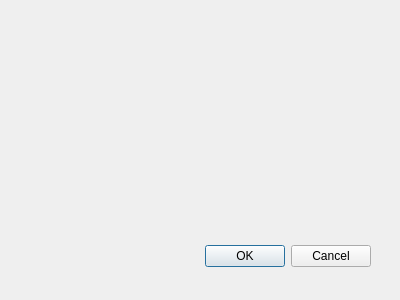
Above: 8_Modul/L3_QT_designer/dialog.ui from svcool/origin before the change. Below: the same form after it.
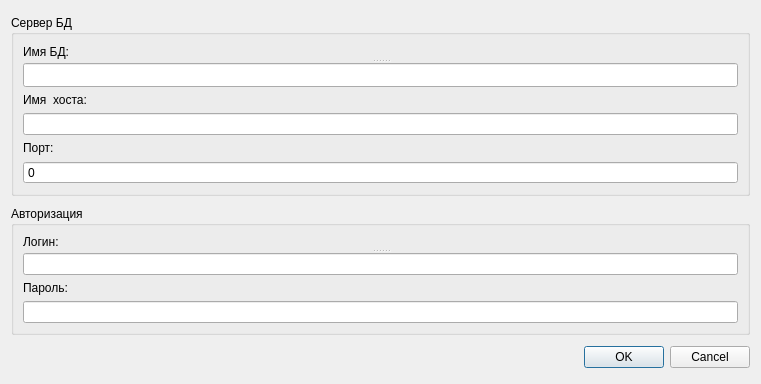
That is the form after the change.

What changed in the file:
```diff
--- a/8_Modul/L3_QT_designer/dialog.ui
+++ b/8_Modul/L3_QT_designer/dialog.ui
@@ -6,29 +6,139 @@
    <rect>
     <x>0</x>
     <y>0</y>
-    <width>400</width>
-    <height>300</height>
+    <width>761</width>
+    <height>384</height>
    </rect>
   </property>
   <property name="windowTitle">
    <string>Dialog</string>
   </property>
-  <widget class="QDialogButtonBox" name="buttonBox">
-   <property name="geometry">
-    <rect>
-     <x>30</x>
-     <y>240</y>
-     <width>341</width>
-     <height>32</height>
-    </rect>
-   </property>
-   <property name="orientation">
-    <enum>Qt::Horizontal</enum>
-   </property>
-   <property name="standardButtons">
-    <set>QDialogButtonBox::Cancel|QDialogButtonBox::Ok</set>
-   </property>
-  </widget>
+  <layout class="QVBoxLayout" name="verticalLayout">
+   <item>
+    <widget class="QGroupBox" name="groupBox">
+     <property name="minimumSize">
+      <size>
+       <width>0</width>
+       <height>181</height>
+      </size>
+     </property>
+     <property name="maximumSize">
+      <size>
+       <width>16777215</width>
+       <height>181</height>
+      </size>
+     </property>
+     <property name="title">
+      <string>Сервер БД</string>
+     </property>
+     <layout class="QGridLayout" name="gridLayout">
+      <item row="3" column="0">
+       <widget class="QLabel" name="label">
+        <property name="text">
+         <string>Порт:</string>
+        </property>
+       </widget>
+      </item>
+      <item row="1" column="0">
+       <widget class="QLabel" name="label_2">
+        <property name="text">
+         <string>Имя  хоста:</string>
+        </property>
+       </widget>
+      </item>
+      <item row="4" column="0">
+       <widget class="QSpinBox" name="spinBox">
+        <property name="buttonSymbols">
+         <enum>QAbstractSpinBox::NoButtons</enum>
+        </property>
+       </widget>
+      </item>
+      <item row="2" column="0">
+       <widget class="QLineEdit" name="lineEdit_2"/>
+      </item>
+      <item row="0" column="0">
+       <widget class="QSplitter" name="splitter_3">
+        <property name="orientation">
+         <enum>Qt::Vertical</enum>
+        </property>
+        <widget class="QLabel" name="label_3">
+         <property name="text">
+          <string>Имя БД:</string>
+         </property>
+        </widget>
+        <widget class="QLineEdit" name="lineEdit"/>
+       </widget>
+      </item>
+     </layout>
+    </widget>
+   </item>
+   <item>
+    <widget class="QGroupBox" name="groupBox_2">
+     <property name="minimumSize">
+      <size>
+       <width>0</width>
+       <height>129</height>
+      </size>
+     </property>
+     <property name="maximumSize">
+      <size>
+       <width>16777215</width>
+       <height>129</height>
+      </size>
+     </property>
+     <property name="title">
+      <string>Авторизация</string>
+     </property>
+     <layout class="QGridLayout" name="gridLayout_2">
+      <item row="0" column="0">
+       <widget class="QSplitter" name="splitter">
+        <property name="orientation">
+         <enum>Qt::Vertical</enum>
+        </property>
+        <widget class="QLabel" name="label_4">
+         <property name="text">
+          <string>Логин:</string>
+         </property>
+        </widget>
+        <widget class="QLineEdit" name="lineEdit_3"/>
+       </widget>
+      </item>
+      <item row="1" column="0">
+       <widget class="QLabel" name="label_5">
+        <property name="text">
+         <string>Пароль:</string>
+        </property>
+       </widget>
+      </item>
+      <item row="2" column="0">
+       <widget class="QLineEdit" name="lineEdit_4"/>
+      </item>
+     </layout>
+    </widget>
+   </item>
+   <item>
+    <widget class="QDialogButtonBox" name="buttonBox">
+     <property name="minimumSize">
+      <size>
+       <width>0</width>
+       <height>24</height>
+      </size>
+     </property>
+     <property name="maximumSize">
+      <size>
+       <width>16777215</width>
+       <height>24</height>
+      </size>
+     </property>
+     <property name="orientation">
+      <enum>Qt::Horizontal</enum>
+     </property>
+     <property name="standardButtons">
+      <set>QDialogButtonBox::Cancel|QDialogButtonBox::Ok</set>
+     </property>
+    </widget>
+   </item>
+  </layout>
  </widget>
  <resources/>
  <connections>
```
